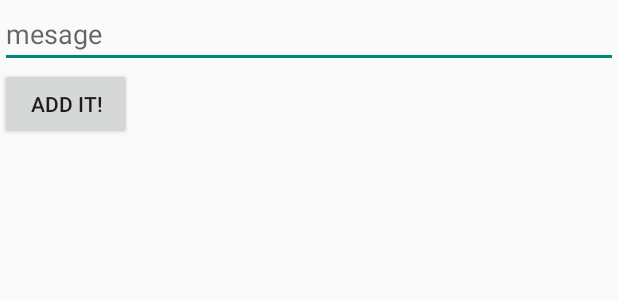
After one commit to abhishekramkrishna002/aptamitraUser, an Android app: the layout add_comment.xml on its own in the app's theme, with its tools: preview values and no code run, on a phone screen of 412 x 824 dp. The commit adds this screen. Shown: the top 300 px of the screen. Run offline under Robolectric (Android 15) with nearby library versions, the phone set to English and light mode, and no system bars.

Commit message:
comments

```diff
--- a/app/src/main/AndroidManifest.xml
+++ b/app/src/main/AndroidManifest.xml
@@ -127,7 +127,12 @@
             android:windowSoftInputMode="stateHidden">
 
         </activity>
+        <activity
+            android:name=".activities.AddCommentActivity"
+            android:label="@string/app_name"
+            android:windowSoftInputMode="stateHidden">
 
+        </activity>
         <receiver
             android:name="com.google.android.gms.gcm.GcmReceiver"
             android:exported="true"
--- /dev/null
+++ b/app/src/main/res/layout/add_comment.xml
@@ -0,0 +1,22 @@
+<?xml version="1.0" encoding="utf-8"?>
+<LinearLayout xmlns:android="http://schemas.android.com/apk/res/android"
+    android:layout_width="match_parent"
+    android:layout_height="match_parent"
+    android:orientation="vertical"
+    android:id="@+id/linear">
+
+    <EditText
+        android:layout_width="match_parent"
+        android:layout_height="wrap_content"
+        android:id="@+id/etMessage"
+        android:layout_gravity="center_horizontal"
+        android:hint="mesage" />
+
+
+    <Button
+        android:layout_width="wrap_content"
+        android:layout_height="wrap_content"
+        android:text="add it!"
+        android:id="@+id/add_comment" />
+
+</LinearLayout>
```
Also changed, not shown: app/src/main/java/async_tasks/AddCommentsAsyncTask.java (added, +92 -0 lines), app/src/main/java/in/aptamitra/activities/AddCommentActivity.java (added, +57 -0 lines), app/src/main/java/in/aptamitra/activities/ComplaintsListActivity.java (+21 -2 lines).
